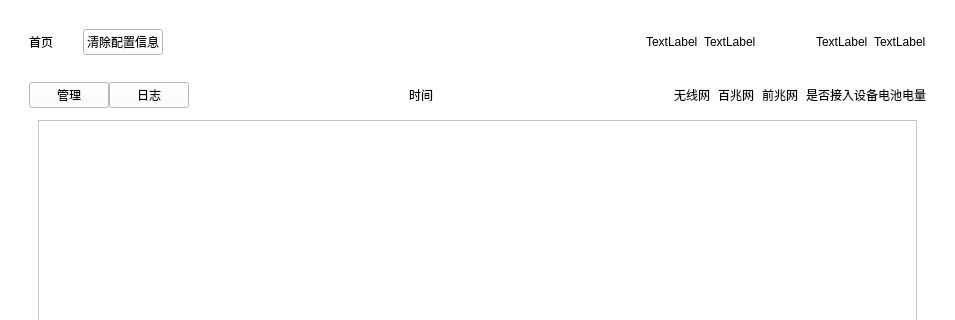
Before: the Qt Designer form View/indepelect.ui in Sgr-H/gzj5th, drawn with Qt 5; both pictures show x 0 to 955 and y 0 to 320 of the 955 by 469 pixel window.
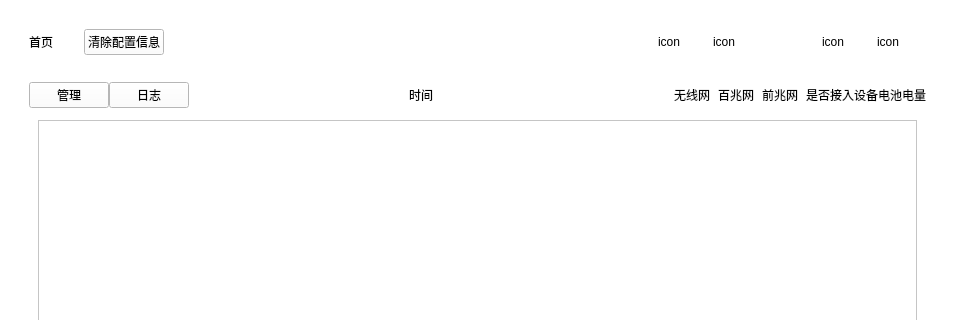
After: the same form once the commit is applied. The open tabs and pages were chosen to show the change. Icons and pictures are not drawn.

Diff of the .ui file:
```diff
--- a/View/indepelect.ui
+++ b/View/indepelect.ui
@@ -67,14 +67,14 @@
            <item>
             <widget class="QLabel" name="label_3">
              <property name="text">
-              <string>TextLabel</string>
+              <string>icon</string>
              </property>
             </widget>
            </item>
            <item>
             <widget class="QLabel" name="label_4">
              <property name="text">
-              <string>TextLabel</string>
+              <string>icon</string>
              </property>
             </widget>
            </item>
@@ -91,14 +91,14 @@
            <item>
             <widget class="QLabel" name="label_5">
              <property name="text">
-              <string>TextLabel</string>
+              <string>icon</string>
              </property>
             </widget>
            </item>
            <item>
             <widget class="QLabel" name="label_6">
              <property name="text">
-              <string>TextLabel</string>
+              <string>icon</string>
              </property>
             </widget>
            </item>
```
Left out of the diff: 4 changed lines with no effect on the pictures.
